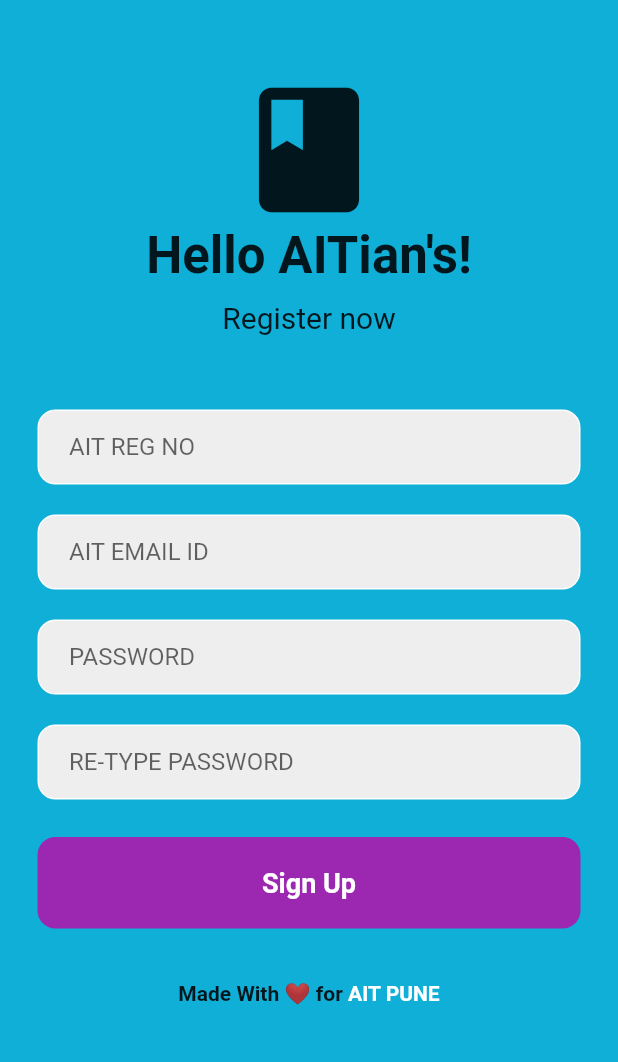
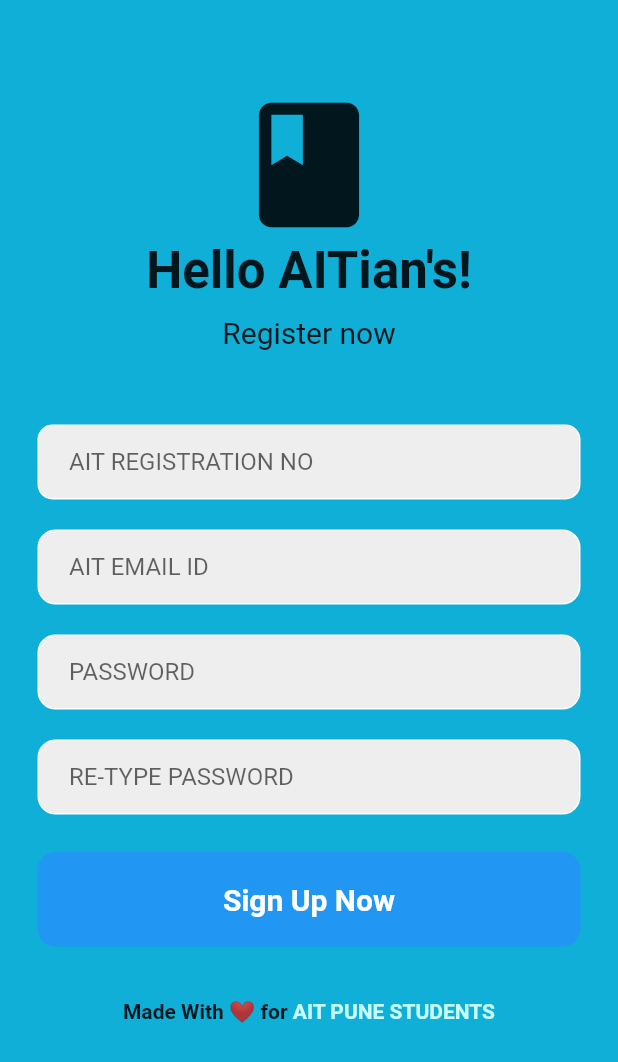
Before and after one commit to piyushkumar12111111/library_-ait-backup-, a Flutter app: the SignupPage screen opened directly, on a phone screen of 412 x 824 dp. Shown: the top 1062 px of the screen. Run offline on Flutter 3.47's test engine with Material 2 defaults, Android fonts, the phone set to English and light mode, and no system bars; our stand-ins replace firebase_core, firebase_messaging, flutter_local_notifications, google_fonts, material_design_icons_flutter; missing offline and left inert: dart:html; accounts and stored records are empty.

Commit message:
Updated register.dart file.
Changed the color of button and made the app look more attractive.

```diff
--- a/lib/screens/login/widgets/register.dart
+++ b/lib/screens/login/widgets/register.dart
@@ -14,7 +14,7 @@ class SignupPage extends StatelessWidget {
           mainAxisAlignment: MainAxisAlignment.start,
           children: [
             SizedBox(
-              height: 50,
+              height: 60,
             ),
             Icon(
               Icons.book,
@@ -24,6 +24,7 @@ class SignupPage extends StatelessWidget {
               'Hello AITian\'s!',
               style: TextStyle(
                 fontWeight: FontWeight.bold,
+                fontColor:Colors.black,
                 fontSize: 34,
               ),
             ),
@@ -46,13 +47,13 @@ class SignupPage extends StatelessWidget {
                 decoration: BoxDecoration(
                   color: Colors.grey[200],
                   border: Border.all(color: Colors.white),
-                  borderRadius: BorderRadius.circular(12),
+                  borderRadius: BorderRadius.circular(10),
                 ),
                 child: Padding(
                   padding: const EdgeInsets.only(left: 20.0),
                   child: TextField(
                     decoration: InputDecoration(
-                        border: InputBorder.none, hintText: 'AIT REG NO'),
+                        border: InputBorder.none, hintText: 'AIT REGISTRATION NO'),
                   ),
                 ),
               ),
@@ -81,7 +82,7 @@ class SignupPage extends StatelessWidget {
               height: 20,
             ),
             Padding(
-              padding: const EdgeInsets.symmetric(horizontal: 25.0),
+              padding: EdgeInsets.symmetric(horizontal: 25.0),
               child: Container(
                 decoration: BoxDecoration(
                   color: Colors.grey[200],
@@ -89,7 +90,7 @@ class SignupPage extends StatelessWidget {
                   borderRadius: BorderRadius.circular(12),
                 ),
                 child: Padding(
-                  padding: const EdgeInsets.only(left: 20.0),
+                  padding: EdgeInsets.only(left: 20.0),
                   child: TextField(
                     decoration: InputDecoration(
                         border: InputBorder.none, hintText: 'PASSWORD'),
@@ -101,7 +102,7 @@ class SignupPage extends StatelessWidget {
               height: 20,
             ),
             Padding(
-              padding: const EdgeInsets.symmetric(horizontal: 25.0),
+              padding: EdgeInsets.symmetric(horizontal: 25.0),
               child: Container(
                 decoration: BoxDecoration(
                   color: Colors.grey[200],
@@ -132,16 +133,16 @@ class SignupPage extends StatelessWidget {
                 child: Container(
                   padding: EdgeInsets.all(20),
                   decoration: BoxDecoration(
-                    color: Colors.purple,
+                    color: Colors.blue,
                     borderRadius: BorderRadius.circular(12),
                   ),
                   child: Center(
                     child: Text(
-                      'Sign Up',
+                      'Sign Up Now',
                       style: TextStyle(
                           color: Colors.white,
                           fontWeight: FontWeight.bold,
-                          fontSize: 18),
+                          fontSize: 20),
                     ),
                   ),
                 ),
@@ -162,9 +163,9 @@ class SignupPage extends StatelessWidget {
 //ADD GITHUB LINK HERE
                   },
                   child: Text(
-                    'AIT PUNE',
+                    'AIT PUNE STUDENTS',
                     style: TextStyle(
-                        color: Color.fromARGB(255, 255, 255, 255),
+                        color: Color.fromARGB(255, 200, 255, 255),
                         fontWeight: FontWeight.bold),
                   ),
                 )
```
